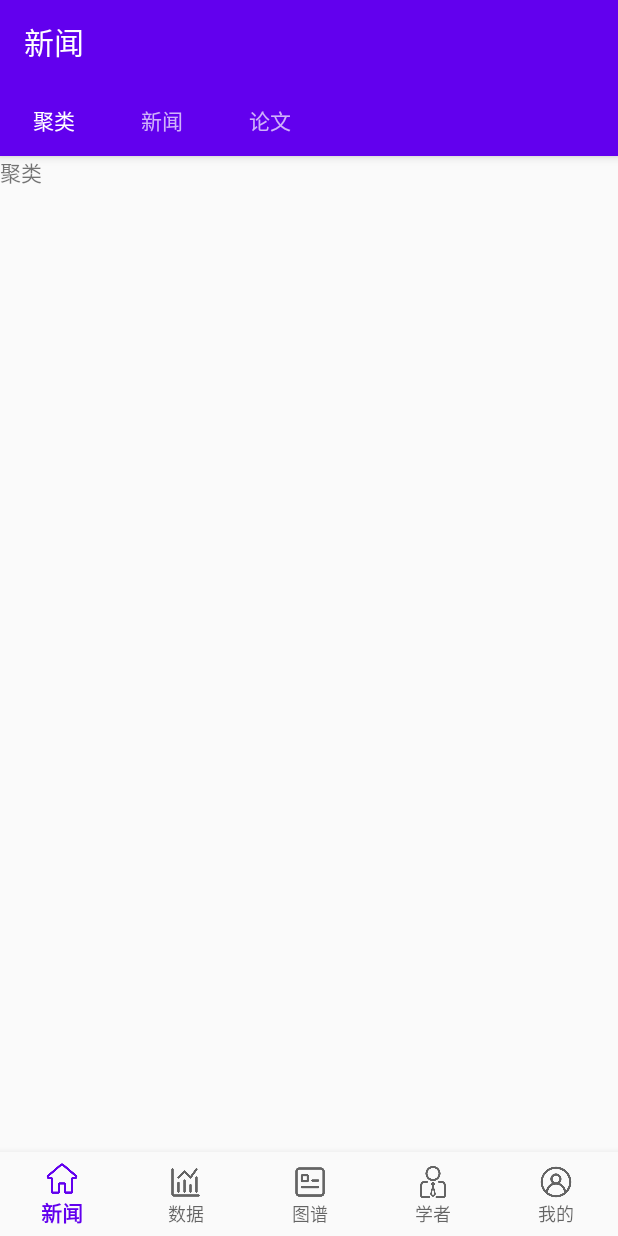
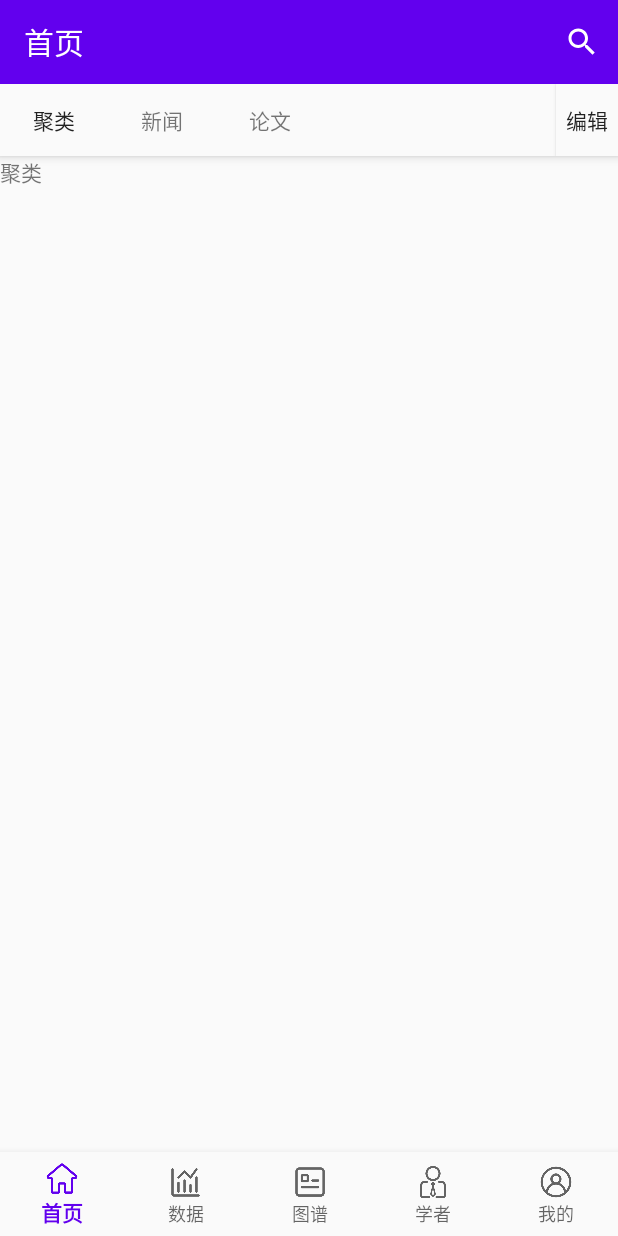
Before and after one commit to Yeenyeong/An-Android-Project-A-News-Broewser, an Android app: the screen it shows after launch (MainActivity), on a phone screen of 412 x 824 dp. Run offline under Robolectric (Android 15) with nearby library versions, the phone set to English and light mode, and no system bars.

Commit message:
homepage temp

```diff
--- a/app/src/main/AndroidManifest.xml
+++ b/app/src/main/AndroidManifest.xml
@@ -16,6 +16,8 @@
                 <category android:name="android.intent.category.LAUNCHER" />
             </intent-filter>
         </activity>
+
+        <activity android:name=".TestActivity"/>
     </application>
 
 </manifest>
--- /dev/null
+++ b/app/src/main/java/com/example/coronanews/HomeFragment.java
@@ -0,0 +1,59 @@
+package com.example.coronanews;
+
+import android.content.Context;
+import android.os.Bundle;
+import android.view.LayoutInflater;
+import android.view.View;
+import android.view.ViewGroup;
+import android.widget.Button;
+import android.widget.Toast;
+
+import androidx.annotation.NonNull;
+import androidx.annotation.Nullable;
+import androidx.fragment.app.Fragment;
+import androidx.fragment.app.FragmentManager;
+import androidx.viewpager.widget.ViewPager;
+
+import com.google.android.material.tabs.TabLayout;
+
+import java.util.ArrayList;
+
+public class HomeFragment extends Fragment {
+
+    @Nullable
+    @Override
+    public View onCreateView(@NonNull LayoutInflater inflater, @Nullable ViewGroup container, @Nullable Bundle savedInstanceState) {
+        View view = inflater.inflate(R.layout.news, container, false);
+        String[] titles = new String[]{"聚类","新闻","论文"};
+        TabLayout tabLayout = (TabLayout) view.findViewById(R.id.newsTab);
+        final ViewPager viewPager = (ViewPager) view.findViewById(R.id.newsViewPager);
+        ArrayList<Fragment> fragments = new ArrayList<>();
+        FmPagerAdapter pagerAdapter = new FmPagerAdapter(fragments, getSupportFragmentManager());
+
+        for (int i = 0; i < titles.length; i++) {
+            fragments.add(new NewsContentTest(titles[i]));
+            tabLayout.addTab(tabLayout.newTab());
+        }
+        tabLayout.setupWithViewPager(viewPager, false);
+        viewPager.setAdapter(pagerAdapter);
+
+        for (int i = 0; i < titles.length; i++) {
+            tabLayout.getTabAt(i).setText(titles[i]);
+        }
+
+        final Context context = getContext();
+
+        Button button = (Button) view.findViewById(R.id.tabBarButton);
+        button.setOnClickListener(new View.OnClickListener() {
+            @Override
+            public void onClick(View view) {
+                Toast.makeText(context,"button",Toast.LENGTH_SHORT).show();
+            }
+        });
+        return view;
+    }
+
+    private FragmentManager getSupportFragmentManager() {
+        return getFragmentManager();
+    }
+}
--- a/app/src/main/java/com/example/coronanews/MainActivity.java
+++ b/app/src/main/java/com/example/coronanews/MainActivity.java
@@ -1,11 +1,24 @@
 package com.example.coronanews;
 
+import androidx.annotation.NonNull;
 import androidx.appcompat.app.AppCompatActivity;
+import androidx.core.view.MenuItemCompat;
 import androidx.fragment.app.Fragment;
+import androidx.fragment.app.FragmentTransaction;
 import androidx.viewpager.widget.ViewPager;
 
+import android.content.Intent;
 import android.os.Bundle;
+import android.view.Menu;
+import android.view.MenuItem;
+import android.view.View;
+import android.widget.Button;
+import android.widget.FrameLayout;
+import android.widget.SearchView;
+import android.widget.Toast;
+import android.widget.Toolbar;
 
+import com.google.android.material.bottomnavigation.BottomNavigationView;
 import com.google.android.material.tabs.TabLayout;
 
 import java.util.ArrayList;
@@ -23,23 +36,51 @@ public class MainActivity extends AppCompatActivity {
         init();
     }
 
+    Fragment fragment = new HomeFragment();
+    FragmentTransaction transaction = getSupportFragmentManager().beginTransaction();
     public void init(){
-        String[] titles = new String[]{"聚类","新闻","论文"};
-        TabLayout tabLayout = (TabLayout) findViewById(R.id.newsTab);
-        ViewPager viewPager = (ViewPager) findViewById(R.id.newsViewPager);
-        ArrayList<Fragment> fragments = new ArrayList<>();
-        FmPagerAdapter pagerAdapter = new FmPagerAdapter(fragments, getSupportFragmentManager());
+        transaction.add(R.id.container,fragment);
+        transaction.commit();
+        BottomNavigationView navigationView = (BottomNavigationView) findViewById(R.id.bottomPanel);
+        navigationView.setOnNavigationItemReselectedListener(new BottomNavigationView.OnNavigationItemReselectedListener() {
+            @Override
+            public void onNavigationItemReselected(@NonNull MenuItem item) {
+                if(item.getItemId()==R.layout.news){
 
-        for (int i = 0; i < titles.length; i++) {
-            fragments.add(new NewsFragmentTest(titles[i]));
-            tabLayout.addTab(tabLayout.newTab());
-        }
-        tabLayout.setupWithViewPager(viewPager, false);
-        viewPager.setAdapter(pagerAdapter);
+                    transaction.show(fragment);
+                    transaction.commit();
+                }
+            }
+        });
+    }
 
-        for (int i = 0; i < titles.length; i++) {
-            tabLayout.getTabAt(i).setText(titles[i]);
-        }
 
-    }
+//    public void init(){
+//
+//        String[] titles = new String[]{"聚类","新闻","论文"};
+//        TabLayout tabLayout = (TabLayout) findViewById(R.id.newsTab);
+//        final ViewPager viewPager = (ViewPager) findViewById(R.id.newsViewPager);
+//        ArrayList<Fragment> fragments = new ArrayList<>();
+//        FmPagerAdapter pagerAdapter = new FmPagerAdapter(fragments, getSupportFragmentManager());
+//
+//        for (int i = 0; i < titles.length; i++) {
+//            fragments.add(new NewsFragmentTest(titles[i]));
+//            tabLayout.addTab(tabLayout.newTab());
+//        }
+//        tabLayout.setupWithViewPager(viewPager, false);
+//        viewPager.setAdapter(pagerAdapter);
+//
+//        for (int i = 0; i < titles.length; i++) {
+//            tabLayout.getTabAt(i).setText(titles[i]);
+//        }
+//
+//        Button button = (Button) findViewById(R.id.tabBarButton);
+//        button.setOnClickListener(new View.OnClickListener() {
+//            @Override
+//            public void onClick(View view) {
+//                Toast.makeText(MainActivity.this,"button",Toast.LENGTH_SHORT).show();
+//            }
+//        });
+//    }
+
 }
--- a/app/src/main/java/com/example/coronanews/NewsFragmentTest.java
+++ b/app/src/main/java/com/example/coronanews/NewsContentTest.java
@@ -10,13 +10,13 @@ import androidx.annotation.NonNull;
 import androidx.annotation.Nullable;
 import androidx.fragment.app.Fragment;
 
-public class NewsFragmentTest extends Fragment {
+public class NewsContentTest extends Fragment {
     private String tabName;
-    NewsFragmentTest(String t){this.tabName = t;}
+    NewsContentTest(String t){this.tabName = t;}
     @Nullable
     @Override
     public View onCreateView(@NonNull LayoutInflater inflater, @Nullable ViewGroup container, @Nullable Bundle savedInstanceState) {
-        View view = inflater.inflate(R.layout.newstest, container, false);
+        View view = inflater.inflate(R.layout.newscontenttest, container, false);
         TextView text = (TextView) view.findViewById(R.id.testNews);
         text.setText(tabName);
         return view;
--- a/app/src/main/res/layout/activity_main.xml
+++ b/app/src/main/res/layout/activity_main.xml
@@ -11,18 +11,18 @@
         android:id="@+id/container"
         android:layout_width="0dp"
         android:layout_height="0dp"
-        app:layout_constraintBottom_toTopOf="@+id/buttonPanel"
+        app:layout_constraintBottom_toTopOf="@+id/bottomPanel"
         app:layout_constraintEnd_toEndOf="parent"
         app:layout_constraintStart_toStartOf="parent"
         app:layout_constraintTop_toTopOf="parent">
 
         <!--   在这先把news的页面插进来看看，之后删除     -->
-        <include layout="@layout/news"/>
+
     </FrameLayout>
 
 
     <com.google.android.material.bottomnavigation.BottomNavigationView
-        android:id="@+id/buttonPanel"
+        android:id="@+id/bottomPanel"
         android:layout_width="0dp"
         android:layout_height="wrap_content"
         android:layout_marginStart="0dp"
--- a/app/src/main/res/layout/news.xml
+++ b/app/src/main/res/layout/news.xml
@@ -12,18 +12,38 @@
         <androidx.appcompat.widget.Toolbar
             android:id="@+id/newsToolBar"
             android:layout_width="match_parent"
-            android:layout_height="wrap_content"
+            android:layout_height="match_parent"
             android:background="?attr/colorPrimary"
             android:theme="@style/ThemeOverlay.AppCompat.Dark.ActionBar"
             app:popupTheme="@style/Theme.AppCompat.Light"
-            app:title="@string/news" />
-        <com.google.android.material.tabs.TabLayout
-            android:id="@+id/newsTab"
+            app:title="@string/news"
+            app:menu="@menu/search_menu"/>
+
+        <LinearLayout
             android:layout_width="match_parent"
             android:layout_height="wrap_content"
-            android:background="?attr/colorPrimary"
-            app:tabMode="scrollable"
-            style="@style/TabLayoutTheme"/>
+            app:layout_constraintTop_toBottomOf="@+id/newsToolBar"
+            android:orientation="horizontal">
+
+            <com.google.android.material.tabs.TabLayout
+                android:id="@+id/newsTab"
+                android:layout_width="0dp"
+                android:layout_height="wrap_content"
+                android:layout_weight="9"
+                android:background="?android:windowBackground"
+                app:tabMode="scrollable"
+                style="@style/TabLayoutTheme"/>
+            <Button
+                android:id="@+id/tabBarButton"
+                android:layout_width="0dp"
+                android:layout_height="match_parent"
+                android:layout_weight="1"
+                android:text="@string/edit"
+                android:background="?android:windowBackground"
+                />
+        </LinearLayout>
+
+
     </com.google.android.material.appbar.AppBarLayout>
 
 
--- /dev/null
+++ b/app/src/main/res/menu/search_menu.xml
@@ -0,0 +1,9 @@
+<?xml version="1.0" encoding="utf-8"?>
+<menu xmlns:android="http://schemas.android.com/apk/res/android"
+    xmlns:app="http://schemas.android.com/apk/res-auto">
+    <item
+        android:id="@+id/search_menu"
+        android:title="@string/msg_search"
+        app:actionViewClass="android.widget.SearchView"
+        app:showAsAction="always"/>
+</menu>
--- a/app/src/main/res/values/strings.xml
+++ b/app/src/main/res/values/strings.xml
@@ -1,10 +1,11 @@
 <resources>
     <string name="app_name">CoronaNews</string>
-    <string name="news">新闻</string>
+    <string name="news">首页</string>
     <string name="statistic">数据</string>
     <string name="entry">图谱</string>
     <string name="scholar">学者</string>
     <string name="user">我的</string>
     <string name="msg_search">搜索</string>
+    <string name="edit">编辑</string>
 
 </resources>
--- a/app/src/main/res/values/styles.xml
+++ b/app/src/main/res/values/styles.xml
@@ -9,7 +9,7 @@
 
     <style name="TabLayoutTheme" parent="Widget.Design.TabLayout">
         <item name="tabIndicatorHeight">0dp</item>
-        <item name="theme">@style/ThemeOverlay.AppCompat.Dark</item>
+        <item name="theme">@style/ThemeOverlay.AppCompat.Light</item>
     </style>
 
 </resources>
```
Also changed, not shown: app/src/main/res/drawable/menu.png (added), app/src/main/res/layout/newscontenttest.xml (renamed from app/src/main/res/layout/newstest.xml).
